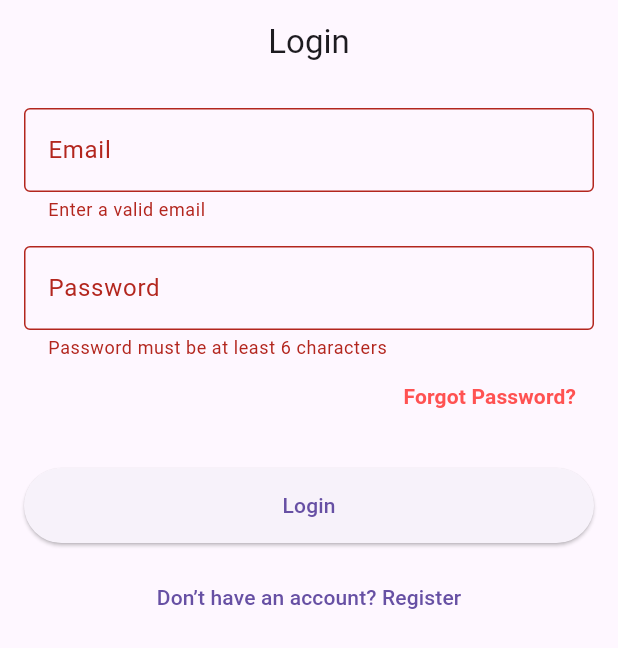
After one commit to suyogwagle/instantaid_supabase, a Flutter app: the screen it shows after launch, after a tap on "Login", on a phone screen of 412 x 824 dp. The commit adds this screen. Shown: the top 648 px of the screen. Run offline on Flutter 3.47's test engine with Material 3 defaults, Android fonts, the phone set to English and light mode, and no system bars; our stand-ins replace firebase_auth, firebase_core, firebase_database, percent_indicator, supabase_flutter; accounts and stored records are empty.

Commit message:
Supabase login

```diff
--- /dev/null
+++ b/lib/config/constants.dart
@@ -0,0 +1,4 @@
+class AppConstants {
+  static const String supabaseUrl = 'https://qlwlkdwifdebhugjcovm.supabase.co';
+  static const String supabaseAnonKey = 'eyJhbGciOiJIUzI1NiIsInR5cCI6IkpXVCJ9.eyJpc3MiOiJzdXBhYmFzZSIsInJlZiI6InFsd2xrZHdpZmRlYmh1Z2pjb3ZtIiwicm9sZSI6ImFub24iLCJpYXQiOjE3NTgwMTg5NzMsImV4cCI6MjA3MzU5NDk3M30.B4iI80IaTnnJ1nkESM_orKJnbS3_iQX_gU2Zqg3qC4o';
+}
--- a/lib/main.dart
+++ b/lib/main.dart
@@ -1,26 +1,62 @@
 import 'package:flutter/material.dart';
-import 'package:firebase_core/firebase_core.dart';
-import 'firebase_options.dart'; // generated by FlutterFire CLI
-import 'auth_page.dart';
+import 'package:instant_aid/config/constants.dart';
+import 'package:instant_aid/homepage.dart';
+import 'package:instant_aid/models/user_model.dart';
+import 'package:instant_aid/pages/login_page.dart';
+import 'package:supabase_flutter/supabase_flutter.dart';
 
-void main() async {
-  WidgetsFlutterBinding.ensureInitialized();
-  await Firebase.initializeApp(
-    options: DefaultFirebaseOptions.currentPlatform,
+Future<void> main() async {
+
+  await Supabase.initialize(
+    url: AppConstants.supabaseUrl,
+    anonKey: AppConstants.supabaseAnonKey,
   );
 
   runApp(const MyApp());
 }
 
+final supabase = Supabase.instance.client;
+
 class MyApp extends StatelessWidget {
   const MyApp({super.key});
+
+  Future<UserModel?> _getCurrentUser() async {
+    final session = supabase.auth.currentSession;
+    if (session == null) return null;
+
+    final userId = session.user.id;
+
+    final response = await supabase
+        .from('profiles')
+        .select()
+        .eq('id', userId)
+        .single();
+
+    if (response == null) return null;
+
+    return UserModel.fromMap(response);
+  }
+
   @override
   Widget build(BuildContext context) {
     return MaterialApp(
       title: 'InstantAID Auth',
       theme: ThemeData(primarySwatch: Colors.teal),
       debugShowCheckedModeBanner: false,
-      home: const AuthPage(),
+      home: FutureBuilder<UserModel?>(
+        future: _getCurrentUser(),
+        builder: (context, snapshot) {
+          if (snapshot.connectionState == ConnectionState.waiting) {
+            return const Scaffold(
+              body: Center(child: CircularProgressIndicator()),
+            );
+          }
+          if (!snapshot.hasData) {
+            return const LoginPage();
+          }
+          return HomePage(user: snapshot.data!);
+        },
+      ),
     );
   }
 }
--- a/lib/models/user_model.dart
+++ b/lib/models/user_model.dart
@@ -1,31 +1,53 @@
 class UserModel {
-  final String uid;
-  final String name;
-  final String email;
-  final String? photoUrl;
+  final String id;
+  final DateTime? updatedAt;
+  final String? username;
+  final String? fullName;
+  final String? avatarUrl;
 
   UserModel({
-    required this.uid,
-    required this.name,
-    required this.email,
-    this.photoUrl,
+    required this.id,
+    this.updatedAt,
+    this.username,
+    this.fullName,
+    this.avatarUrl,
   });
 
   factory UserModel.fromMap(Map<String, dynamic> map) {
     return UserModel(
-      uid: map['uid'],
-      name: map['name'],
-      email: map['email'],
-      photoUrl: map['photoUrl'],
+      id: map['id'] as String,
+      updatedAt: map['updated_at'] != null
+          ? DateTime.parse(map['updated_at'] as String)
+          : null,
+      username: map['username'] as String?,
+      fullName: map['full_name'] as String?,
+      avatarUrl: map['avatar_url'] as String?,
     );
   }
 
   Map<String, dynamic> toMap() {
     return {
-      'uid': uid,
-      'name': name,
-      'email': email,
-      if (photoUrl != null) 'photoUrl': photoUrl,
+      'id': id,
+      'updated_at': updatedAt?.toIso8601String(),
+      'username': username,
+      'full_name': fullName,
+      'avatar_url': avatarUrl,
     };
   }
+
+  UserModel copyWith({
+    String? id,
+    DateTime? updatedAt,
+    String? username,
+    String? fullName,
+    String? avatarUrl,
+  }) {
+    return UserModel(
+      id: id ?? this.id,
+      updatedAt: updatedAt ?? this.updatedAt,
+      username: username ?? this.username,
+      fullName: fullName ?? this.fullName,
+      avatarUrl: avatarUrl ?? this.avatarUrl,
+    );
+  }
 }
--- /dev/null
+++ b/lib/pages/login_page.dart
@@ -0,0 +1,229 @@
+import 'package:flutter/material.dart';
+import 'package:instant_aid/main.dart';
+import 'package:instant_aid/models/user_model.dart';
+import 'package:instant_aid/homepage.dart';
+import 'package:supabase_flutter/supabase_flutter.dart';
+
+class LoginPage extends StatefulWidget {
+  const LoginPage({super.key});
+
+  @override
+  State<LoginPage> createState() => _LoginPageState();
+}
+
+class _LoginPageState extends State<LoginPage> {
+  final _formKey = GlobalKey<FormState>();
+
+  final _nameController = TextEditingController();
+  final _emailController = TextEditingController();
+  final _passwordController = TextEditingController();
+
+  bool isLogin = true;
+  bool isLoading = false;
+
+  Future<void> _authenticate() async {
+    if (!_formKey.currentState!.validate()) return;
+
+    setState(() => isLoading = true);
+
+    try {
+      final email = _emailController.text.trim();
+      final password = _passwordController.text;
+
+      if (isLogin) {
+        // LOGIN
+        final response = await supabase.auth.signInWithPassword(
+          email: email,
+          password: password,
+        );
+
+        final user = response.user;
+        if (user == null) throw AuthException("User not found");
+
+        // Fetch profile data
+        final profile = await supabase
+            .from('profiles')
+            .select()
+            .eq('id', user.id)
+            .maybeSingle();
+
+        if (profile == null) {
+          ScaffoldMessenger.of(context).showSnackBar(
+            const SnackBar(content: Text("Profile not found.")),
+          );
+          return;
+        }
+
+        final userModel = UserModel.fromMap(profile);
+
+        if (!mounted) return;
+        Navigator.pushReplacement(
+          context,
+          MaterialPageRoute(builder: (_) => HomePage(user: userModel)),
+        );
+
+      } else {
+        // REGISTER
+        final name = _nameController.text.trim();
+
+        final response = await supabase.auth.signUp(
+          email: email,
+          password: password,
+          data: {'full_name': name}, // Trigger inserts into profiles
+          emailRedirectTo: 'io.supabase.flutterquickstart://login-callback/',
+        );
+
+        final user = response.user;
+        if (user == null) throw AuthException("Registration failed");
+
+        ScaffoldMessenger.of(context).showSnackBar(
+          const SnackBar(content: Text("Registration successful. Verify your email.")),
+        );
+
+        setState(() {
+          isLogin = true;
+          _nameController.clear();
+          _emailController.clear();
+          _passwordController.clear();
+        });
+      }
+    } on AuthException catch (e) {
+      ScaffoldMessenger.of(context).showSnackBar(
+        SnackBar(content: Text("Auth error: ${e.message}")),
+      );
+    } catch (e) {
+      ScaffoldMessenger.of(context).showSnackBar(
+        SnackBar(content: Text("Error: $e")),
+      );
+    } finally {
+      setState(() => isLoading = false);
+    }
+  }
+
+  Future<void> _resetPassword() async {
+    final email = _emailController.text.trim();
+    if (email.isEmpty) {
+      ScaffoldMessenger.of(context).showSnackBar(
+        const SnackBar(content: Text("Enter your email first")),
+      );
+      return;
+    }
+    try {
+      await supabase.auth.resetPasswordForEmail(
+        email,
+        redirectTo: 'io.supabase.flutterquickstart://reset-callback/',
+      );
+      ScaffoldMessenger.of(context).showSnackBar(
+        const SnackBar(content: Text("Password reset email sent")),
+      );
+    } on AuthException catch (e) {
+      ScaffoldMessenger.of(context).showSnackBar(
+        SnackBar(content: Text("Error: ${e.message}")),
+      );
+    }
+  }
+
+  @override
+  void dispose() {
+    _nameController.dispose();
+    _emailController.dispose();
+    _passwordController.dispose();
+    super.dispose();
+  }
+
+  @override
+  Widget build(BuildContext context) {
+    return Scaffold(
+      appBar: AppBar(
+        title: Text(isLogin ? "Login" : "Register"),
+        centerTitle: true,
+      ),
+      body: Padding(
+        padding: const EdgeInsets.all(16),
+        child: Column(
+          children: [
+            Expanded(
+              child: SingleChildScrollView(
+                child: Form(
+                  key: _formKey,
+                  child: Column(
+                    children: [
+                      if (!isLogin)
+                        TextFormField(
+                          controller: _nameController,
+                          decoration: const InputDecoration(
+                            labelText: 'Full Name',
+                            border: OutlineInputBorder(),
+                          ),
+                          validator: (value) =>
+                          value == null || value.isEmpty ? "Enter your name" : null,
+                        ),
+                      if (!isLogin) const SizedBox(height: 16),
+                      TextFormField(
+                        controller: _emailController,
+                        decoration: const InputDecoration(
+                          labelText: 'Email',
+                          border: OutlineInputBorder(),
+                        ),
+                        validator: (value) =>
+                        value == null || !value.contains('@')
+                            ? "Enter a valid email"
+                            : null,
+                      ),
+                      const SizedBox(height: 16),
+                      TextFormField(
+                        controller: _passwordController,
+                        obscureText: true,
+                        decoration: const InputDecoration(
+                          labelText: 'Password',
+                          border: OutlineInputBorder(),
+                        ),
+                        validator: (value) =>
+                        value == null || value.length < 6
+                            ? "Password must be at least 6 characters"
+                            : null,
+                      ),
+                      if (isLogin)
+                        Row(
+                          mainAxisAlignment: MainAxisAlignment.end,
+                          children: [
+                            TextButton(
+                              onPressed: _resetPassword,
+                              child: const Text(
+                                "Forgot Password?",
+                                style: TextStyle(
+                                  color: Colors.redAccent,
+                                  fontWeight: FontWeight.bold,
+                                ),
+                              ),
+                            )
+                          ],
+                        ),
+                      const SizedBox(height: 24),
+                      isLoading
+                          ? const CircularProgressIndicator()
+                          : ElevatedButton(
+                        onPressed: _authenticate,
+                        style: ElevatedButton.styleFrom(
+                          minimumSize: const Size.fromHeight(50),
+                        ),
+                        child: Text(isLogin ? "Login" : "Register"),
+                      ),
+                      const SizedBox(height: 12),
+                      TextButton(
+                        onPressed: () => setState(() => isLogin = !isLogin),
+                        child: Text(isLogin
+                            ? "Don’t have an account? Register"
+                            : "Already have an account? Login"),
+                      ),
+                    ],
+                  ),
+                ),
+              ),
+            ),
+          ],
+        ),
+      ),
+    );
+  }
+}
--- a/pubspec.yaml
+++ b/pubspec.yaml
@@ -41,6 +41,7 @@ dependencies:
   # The following adds the Cupertino Icons font to your application.
   # Use with the CupertinoIcons class for iOS style icons.
   cupertino_icons: ^1.0.8
+  supabase_flutter: ^2.0.0
 
 dev_dependencies:
   flutter_test:
```
Also changed, not shown: lib/homepage.dart (+43 -9 lines), pubspec.lock, 7 other files.
